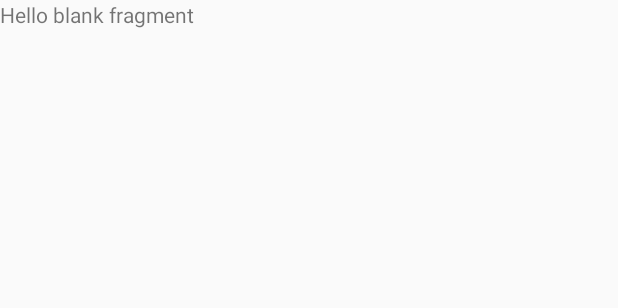
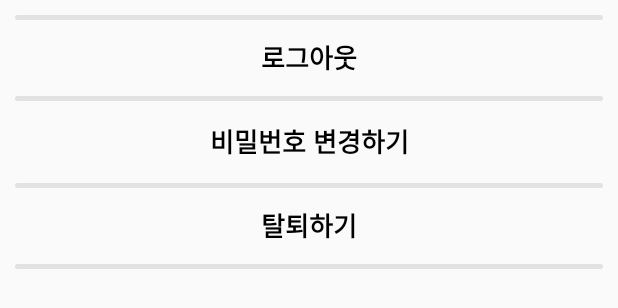
Before and after one commit to GraduationProjectGang/Stressy_Final, an Android app: the layout fragment_bottom_sheet.xml on its own in the app's theme, with its tools: preview values and no code run, on a phone screen of 412 x 824 dp. Shown: the top 308 px of the screen. Run offline under Robolectric (Android 15) with nearby library versions, the phone set to English and light mode, and no system bars.

```diff
--- a/app/src/main/java/com/android/stressy/activity/MyPageActivity.kt
+++ b/app/src/main/java/com/android/stressy/activity/MyPageActivity.kt
@@ -35,6 +35,7 @@ class MyPageActivity : AppCompatActivity() {
     fun checkOriginalPassword(pw:String):Boolean{
         return false
     }
+
     fun changePassword(user_email:String) :Boolean{
         val url = "http://114.70.23.77:8002/v1/user/account/changepw"
         val queue = Volley.newRequestQueue(applicationContext)
--- a/app/src/main/java/com/android/stressy/activity/StatsPermissionFragment.kt
+++ b/app/src/main/java/com/android/stressy/activity/StatsPermissionFragment.kt
@@ -1,6 +1,5 @@
 package com.android.stressy.activity
 
-import android.app.AlertDialog
 import android.app.AppOpsManager
 import android.content.Context
 import android.content.Intent
@@ -9,7 +8,6 @@ import android.graphics.Color
 import android.graphics.Point
 import android.graphics.drawable.ColorDrawable
 import android.os.Bundle
-import android.os.PowerManager
 import android.provider.Settings
 import android.util.DisplayMetrics
 import android.util.Log
@@ -18,7 +16,6 @@ import android.view.LayoutInflater
 import android.view.View
 import android.view.ViewGroup
 import android.widget.Button
-import android.widget.Toast
 import androidx.fragment.app.DialogFragment
 import com.android.stressy.R
 import kotlinx.android.synthetic.main.fragment_stats_permission.*
--- a/app/src/main/res/layout/fragment_bottom_sheet.xml
+++ b/app/src/main/res/layout/fragment_bottom_sheet.xml
@@ -2,13 +2,45 @@
 <FrameLayout xmlns:android="http://schemas.android.com/apk/res/android"
     xmlns:tools="http://schemas.android.com/tools"
     android:layout_width="match_parent"
-    android:layout_height="match_parent"
+    android:layout_height="wrap_content"
     tools:context=".activity.BottomSheetFragment">
 
-    <!-- TODO: Update blank fragment layout -->
-    <TextView
+    <LinearLayout
+        android:layout_marginVertical="10dp"
         android:layout_width="match_parent"
-        android:layout_height="match_parent"
-        android:text="@string/hello_blank_fragment" />
+        android:layout_height="wrap_content"
+        android:orientation="vertical">
+
+        <View
+            style="@style/bottom_sheet_view" />
+        <Button
+            style="@style/bottom_sheet"
+            android:id="@+id/button_logout"
+            android:layout_width="match_parent"
+            android:layout_height="wrap_content"
+            android:text="로그아웃"
+            />
+        <View
+            style="@style/bottom_sheet_view"/>
+        <Button
+            android:layout_margin="3dp"
+            style="@style/bottom_sheet"
+            android:id="@+id/button_change_password"
+            android:text="비밀번호 변경하기"
+            android:layout_width="match_parent"
+            android:layout_height="wrap_content"
+            />
+        <View
+            style="@style/bottom_sheet_view"/>
+        <Button
+            style="@style/bottom_sheet"
+            android:id="@+id/button_withdraw"
+            android:text="탈퇴하기"
+            android:layout_width="match_parent"
+            android:layout_height="wrap_content"
+            />
+        <View
+            style="@style/bottom_sheet_view"/>
+    </LinearLayout>
 
 </FrameLayout>
--- a/app/src/main/res/values/styles.xml
+++ b/app/src/main/res/values/styles.xml
@@ -118,6 +118,23 @@
         <item name="android:layout_width">match_parent</item>
         <item name="android:layout_gravity">bottom</item>
     </style>
+    <style name="bottom_sheet">
+        <item name="android:fontFamily">@font/noto_sans</item>
+        <item name="android:textStyle">bold</item>
+        <item name="android:textColor">@android:color/black</item>
+        <item name="android:textSize">17dp</item>
+        <item name="android:background">@android:color/transparent</item>
+        <item name="android:layout_height">wrap_content</item>
+        <item name="android:layout_width">match_parent</item>
+        <item name="android:layout_marginVertical">1.5dp</item>
+        <item name="android:layout_marginHorizontal">3dp</item>
+    </style>
+    <style name="bottom_sheet_view">
+        <item name="android:background">@drawable/button_radius_gray</item>
+        <item name="android:layout_height">3dp</item>
+        <item name="android:layout_width">match_parent</item>
+        <item name="android:layout_marginHorizontal">10dp</item>
+    </style>
     <style name="yesnoButton">
         <item name="android:fontFamily">@font/noto_sans</item>
         <item name="android:text">다음</item>
```
Also changed, not shown: app/src/main/AndroidManifest.xml (+4 -5 lines), app/src/main/java/com/android/stressy/activity/BottomSheetFragment.kt (+6 -4 lines), app/src/main/java/com/android/stressy/activity/ChangePwActivity.kt (+35 -10 lines), app/src/main/java/com/android/stressy/activity/LogoutDialog.kt (+1 -6 lines), app/src/main/java/com/android/stressy/activity/sign_up/SignUp4Fragment.kt (+1 -6 lines), app/src/main/res/layout/activity_my_page.xml (+0 -33 lines).
